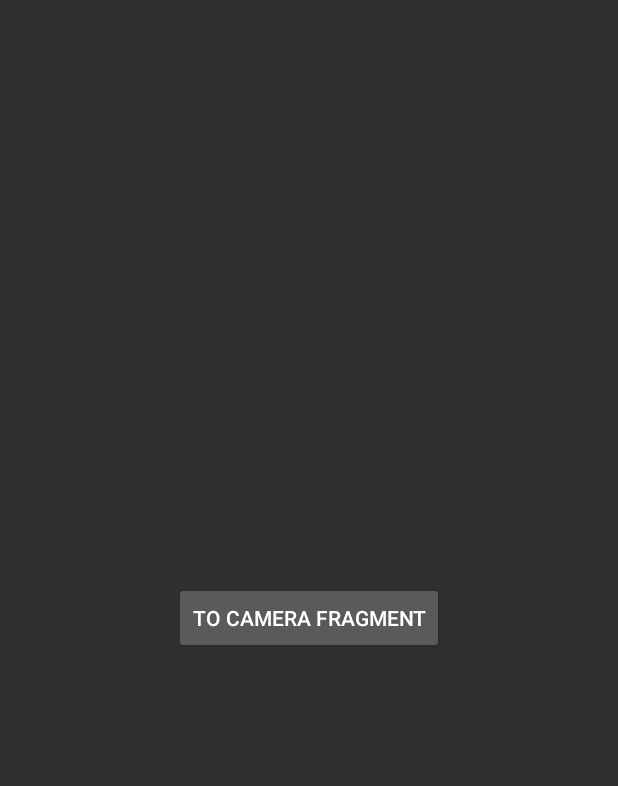
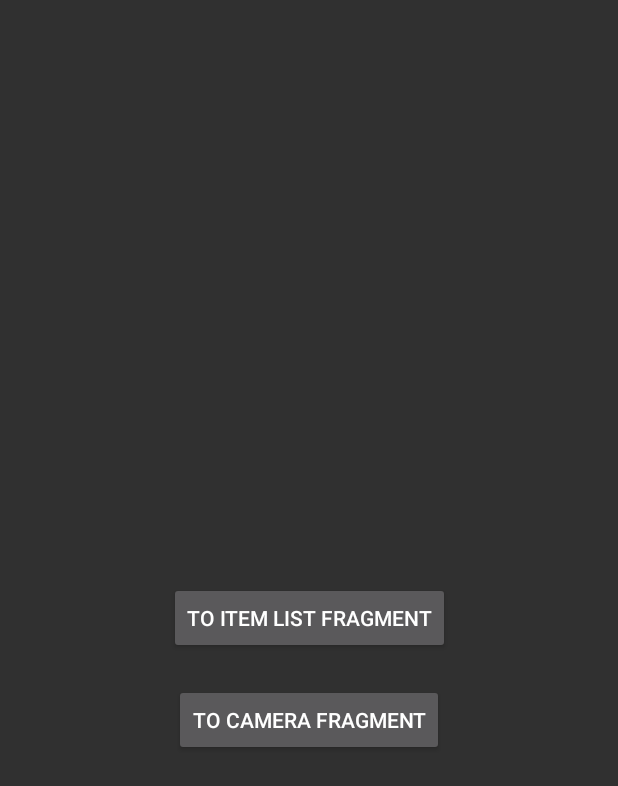
Before and after one commit to rsZWang/Goods, an Android app: the screen it shows after launch (MainActivity), on a phone screen of 412 x 824 dp. Shown: the top 786 px of the screen. Run offline under Robolectric (Android 15) with nearby library versions, the phone set to English and light mode, and no system bars; our stand-ins replace Timber.

```diff
--- a/app/build.gradle
+++ b/app/build.gradle
@@ -45,6 +45,8 @@ dependencies {
     implementation 'androidx.appcompat:appcompat:1.1.0'
     implementation 'androidx.constraintlayout:constraintlayout:1.1.3'
     implementation 'androidx.legacy:legacy-support-v4:1.0.0'
+    implementation 'org.jetbrains.kotlinx:kotlinx-coroutines-core:1.3.7'
+    implementation 'org.jetbrains.kotlinx:kotlinx-coroutines-android:1.3.7'
     testImplementation 'junit:junit:4.12'
     androidTestImplementation 'androidx.test.ext:junit:1.1.1'
     androidTestImplementation 'androidx.test.espresso:espresso-core:3.2.0'
--- a/app/src/main/java/com/yhwang/nicole/repository/Camera2DRepository.kt
+++ b/app/src/main/java/com/yhwang/nicole/repository/Camera2DRepository.kt
@@ -7,7 +7,6 @@ import android.net.Uri
 import android.os.Build
 import android.os.Environment
 import android.provider.MediaStore
-import androidx.lifecycle.LiveData
 import androidx.lifecycle.MutableLiveData
 import com.theapache64.removebg.RemoveBg
 import com.theapache64.removebg.utils.ErrorResponse
@@ -44,13 +43,15 @@ class Camera2DRepository(private val context: Context) {
         if (Build.VERSION.SDK_INT >= 29) {
             val values = contentValues()
             values.put(MediaStore.Images.Media.DATE_TAKEN, System.currentTimeMillis());
-            values.put(MediaStore.Images.Media.RELATIVE_PATH, "Pictures/RemoveBg")
+            values.put(MediaStore.Images.Media.RELATIVE_PATH, "Pictures/Goods")
+            values.put(MediaStore.Video.Media.DISPLAY_NAME, System.currentTimeMillis().toString() + ".jpg")
             values.put(MediaStore.Images.Media.IS_PENDING, true)
             // RELATIVE_PATH and IS_PENDING are introduced in API 29.
 
             val uri: Uri? = context.contentResolver.insert(MediaStore.Images.Media.EXTERNAL_CONTENT_URI, values)
             if (uri != null) {
                 saveImageToStream(bitmap, context.contentResolver.openOutputStream(uri))
+                Timber.d("uri %s", uri.path)
                 values.put(MediaStore.Images.Media.IS_PENDING, false)
                 context.contentResolver.update(uri, values, null, null)
             }
--- /dev/null
+++ b/app/src/main/java/com/yhwang/nicole/repository/ItemListRepository.kt
@@ -0,0 +1,4 @@
+package com.yhwang.nicole.repository
+
+class ItemListRepository {
+}
--- /dev/null
+++ b/app/src/main/java/com/yhwang/nicole/view/StartPageFragment.kt
@@ -0,0 +1,56 @@
+package com.yhwang.nicole.view
+
+import androidx.lifecycle.ViewModelProviders
+import android.os.Bundle
+import androidx.fragment.app.Fragment
+import android.view.LayoutInflater
+import android.view.View
+import android.view.ViewGroup
+import android.widget.Button
+import androidx.navigation.findNavController
+import com.yhwang.nicole.R
+import com.yhwang.nicole.viewModel.StartPageViewModel
+import timber.log.Timber
+
+class StartPageFragment : Fragment() {
+
+    companion object {
+        fun newInstance() = StartPageFragment()
+    }
+
+    private lateinit var viewModel: StartPageViewModel
+
+    override fun onCreateView(
+        inflater: LayoutInflater, container: ViewGroup?,
+        savedInstanceState: Bundle?
+    ): View? {
+        val view = inflater.inflate(R.layout.fragment_start_page, container, false)
+
+        return inflater.inflate(R.layout.fragment_start_page, container, false)
+    }
+
+    override fun onViewCreated(view: View, savedInstanceState: Bundle?) {
+        super.onViewCreated(view, savedInstanceState)
+
+        view.findViewById<Button>(R.id.to_item_list_fragment_Button).setOnClickListener {
+            Timber.d("to item list fragment")
+            val destination = StartPageFragmentDirections
+                .actionStartPageFragment2ToItemListFragment()
+            view.findNavController().navigate(destination)
+        }
+
+        view.findViewById<Button>(R.id.to_camera_fragment_Button).setOnClickListener {
+            Timber.d("to camera 2D fragment")
+            val destination = StartPageFragmentDirections
+                .actionStartPageFragment2ToCamera2DFragment()
+            view.findNavController().navigate(destination)
+        }
+    }
+
+    override fun onActivityCreated(savedInstanceState: Bundle?) {
+        super.onActivityCreated(savedInstanceState)
+        viewModel = ViewModelProviders.of(this).get(StartPageViewModel::class.java)
+        // TODO: Use the ViewModel
+    }
+
+}
--- /dev/null
+++ b/app/src/main/java/com/yhwang/nicole/viewModel/StartPageViewModel.kt
@@ -0,0 +1,7 @@
+package com.yhwang.nicole.viewModel
+
+import androidx.lifecycle.ViewModel
+
+class StartPageViewModel : ViewModel() {
+    // TODO: Implement the ViewModel
+}
--- a/app/src/main/res/layout/fragment_item_list.xml
+++ b/app/src/main/res/layout/fragment_item_list.xml
@@ -6,14 +6,4 @@
     android:layout_height="match_parent"
     tools:context=".view.ItemListFragment">
 
-    <Button
-        android:id="@+id/to_camera_fragment_Button"
-        android:layout_width="wrap_content"
-        android:layout_height="wrap_content"
-        android:text="TO CAMERA FRAGMENT"
-        app:layout_constraintBottom_toBottomOf="parent"
-        app:layout_constraintEnd_toEndOf="parent"
-        app:layout_constraintStart_toStartOf="parent"
-        app:layout_constraintTop_toTopOf="parent" />
-
 </androidx.constraintlayout.widget.ConstraintLayout>
--- /dev/null
+++ b/app/src/main/res/layout/fragment_start_page.xml
@@ -0,0 +1,29 @@
+<?xml version="1.0" encoding="utf-8"?>
+<androidx.constraintlayout.widget.ConstraintLayout xmlns:android="http://schemas.android.com/apk/res/android"
+    xmlns:app="http://schemas.android.com/apk/res-auto"
+    xmlns:tools="http://schemas.android.com/tools"
+    android:layout_width="match_parent"
+    android:layout_height="match_parent"
+    tools:context=".view.ItemListFragment">
+
+    <Button
+        android:id="@+id/to_item_list_fragment_Button"
+        android:layout_width="wrap_content"
+        android:layout_height="wrap_content"
+        android:text="TO ITEM LIST FRAGMENT"
+        app:layout_constraintBottom_toBottomOf="parent"
+        app:layout_constraintEnd_toEndOf="parent"
+        app:layout_constraintStart_toStartOf="parent"
+        app:layout_constraintTop_toTopOf="parent" />
+
+    <Button
+        android:id="@+id/to_camera_fragment_Button"
+        android:layout_width="wrap_content"
+        android:layout_height="wrap_content"
+        android:text="TO CAMERA FRAGMENT"
+        android:layout_marginTop="20dp"
+        app:layout_constraintEnd_toEndOf="parent"
+        app:layout_constraintStart_toStartOf="parent"
+        app:layout_constraintTop_toBottomOf="@+id/to_item_list_fragment_Button" />
+
+</androidx.constraintlayout.widget.ConstraintLayout>
--- a/app/src/main/res/navigation/nav_graph.xml
+++ b/app/src/main/res/navigation/nav_graph.xml
@@ -3,20 +3,28 @@
     xmlns:app="http://schemas.android.com/apk/res-auto"
     xmlns:tools="http://schemas.android.com/tools"
     android:id="@+id/nav_graph"
-    app:startDestination="@id/itemListFragment">
+    app:startDestination="@id/startPageFragment2">
 
     <fragment
         android:id="@+id/itemListFragment"
         android:name="com.yhwang.nicole.view.ItemListFragment"
         android:label="fragment_item_list"
-        tools:layout="@layout/fragment_item_list" >
-        <action
-            android:id="@+id/action_itemListFragment_to_camera2DFragment"
-            app:destination="@id/camera2DFragment" />
-    </fragment>
+        tools:layout="@layout/fragment_item_list" />
     <fragment
         android:id="@+id/camera2DFragment"
         android:name="com.yhwang.nicole.view.Camera2DFragment"
         android:label="fragment_camera2_d"
-        tools:layout="@layout/fragment_camera2_d" />
+        tools:layout="@layout/fragment_camera_2d" />
+    <fragment
+        android:id="@+id/startPageFragment2"
+        android:name="com.yhwang.nicole.view.StartPageFragment"
+        android:label="fragment_start_page"
+        tools:layout="@layout/fragment_start_page" >
+        <action
+            android:id="@+id/action_startPageFragment2_to_itemListFragment"
+            app:destination="@id/itemListFragment" />
+        <action
+            android:id="@+id/action_startPageFragment2_to_camera2DFragment"
+            app:destination="@id/camera2DFragment" />
+    </fragment>
 </navigation>
```
Also changed, not shown: app/src/main/java/com/yhwang/nicole/utilities/InjectorUtils.kt (+8 -1 lines), app/src/main/java/com/yhwang/nicole/view/Camera2DFragment.kt (+17 -12 lines), app/src/main/java/com/yhwang/nicole/view/ItemListFragment.kt (+13 -11 lines), app/src/main/java/com/yhwang/nicole/viewModel/ItemListViewModel.kt (added, +10 -0 lines), app/src/main/java/com/yhwang/nicole/viewModel/ItemListViewModelFactory.kt (added, +17 -0 lines).
